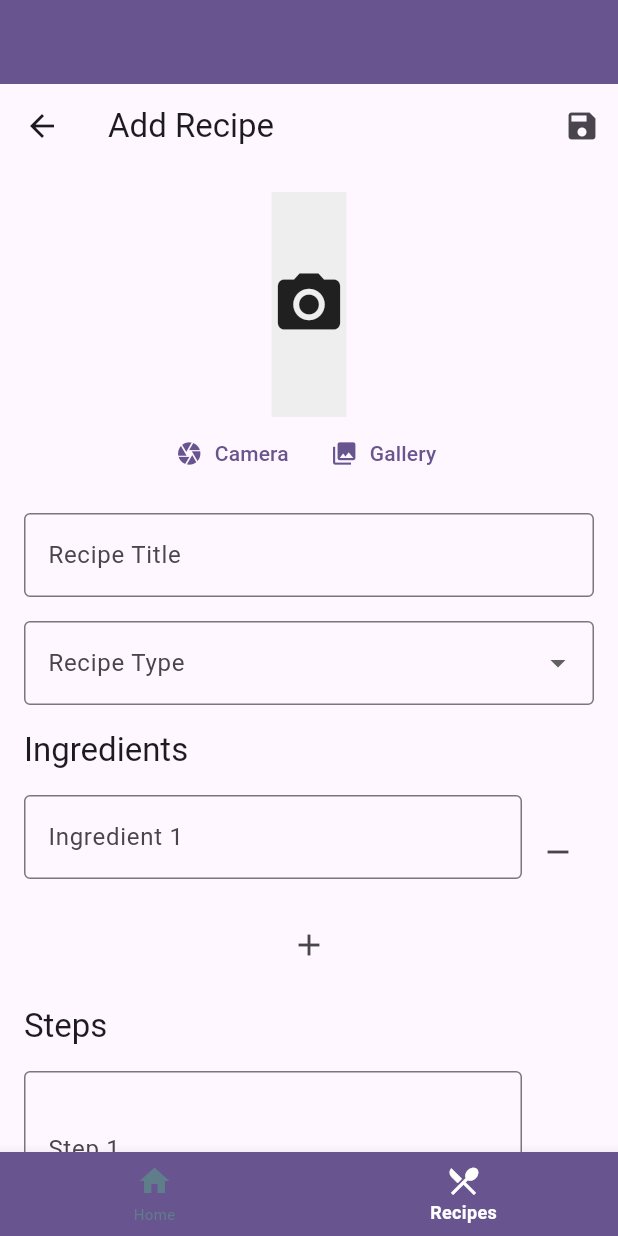
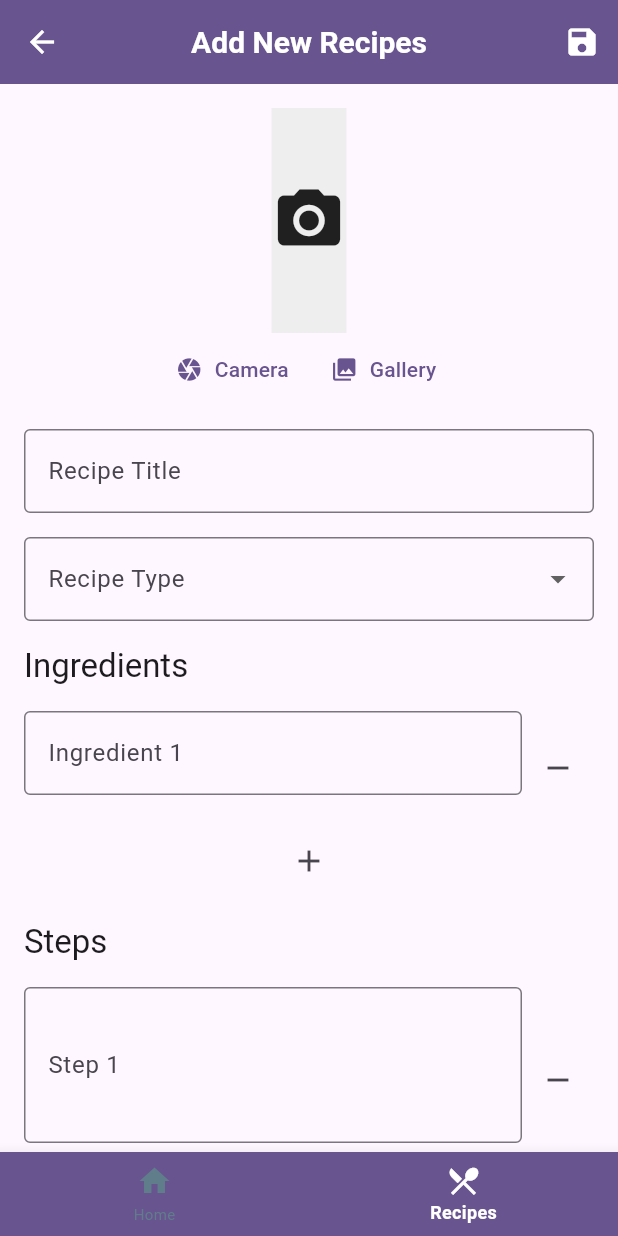
Before and after one commit to stboy99/recipe_demo_flutter, a Flutter app: the AddEditRecipeScreen screen opened by its route, on a phone screen of 412 x 824 dp. Run offline on Flutter 3.47's test engine with Material 3 defaults, Android fonts, the phone set to English and light mode, and no system bars; our stand-ins replace firebase_auth, firebase_core, go_router, hive, hive_flutter, image_picker; accounts and stored records are empty.

Commit message:
update header bar

```diff
--- a/lib/features/recipe/screens/recipe_update_create.dart
+++ b/lib/features/recipe/screens/recipe_update_create.dart
@@ -50,7 +50,17 @@ class _AddEditRecipeScreenState extends State<AddEditRecipeScreen> {
   Widget build(BuildContext context) {
     return Scaffold(
       appBar: AppBar(
-        title: Text(widget.recipe == null ? 'Add Recipe' : 'Edit Recipe'),
+        title: Text(
+          'Add New Recipes',
+          style: const TextStyle(
+            fontWeight: FontWeight.bold,
+            fontSize: 20,
+          ),
+        ),
+        centerTitle: true,
+        elevation: 4,
+        backgroundColor: Theme.of(context).colorScheme.primary,
+        foregroundColor: Theme.of(context).colorScheme.onPrimary,
         actions: [
           IconButton(
             icon: Icon(Icons.save),
--- a/lib/global_structure.dart
+++ b/lib/global_structure.dart
@@ -49,20 +49,6 @@ class _GlobalStructureState extends State<GlobalStructure>{
   Widget build(BuildContext context) {
     return Scaffold(
       backgroundColor: Theme.of(context).colorScheme.surface,
-      appBar: AppBar(
-        title: Text(
-          widget.title,
-          style: const TextStyle(
-            fontWeight: FontWeight.bold,
-            fontSize: 20,
-          ),
-        ),
-        centerTitle: true,
-        elevation: 4,
-        backgroundColor: Theme.of(context).colorScheme.primary,
-        foregroundColor: Theme.of(context).colorScheme.onPrimary,
-        actions: widget.action != null ? [widget.action!] : [],
-      ),
       body: widget.navigationShell,
       bottomNavigationBar: _isLogin && mounted ?
       BottomNavigationBar(
```
Also changed, not shown: lib/features/homepage.dart (+11 -1 lines), lib/features/recipe/screens/recipe_detail_screen.dart (+11 -1 lines), lib/features/recipe/screens/recipe_list_screen.dart (+11 -1 lines).
